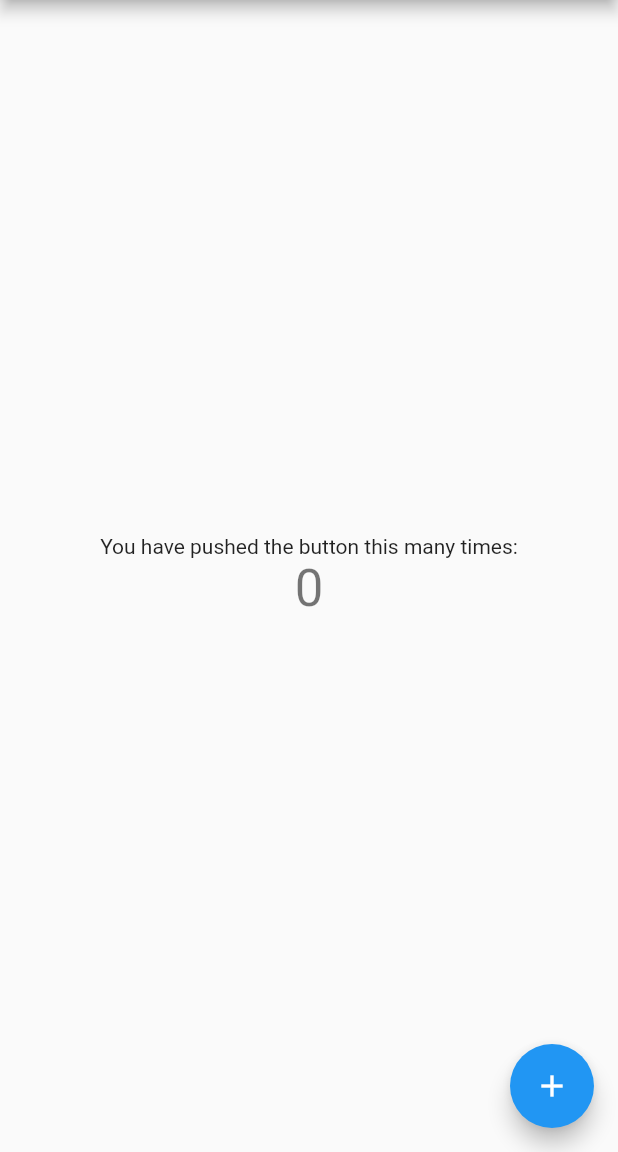
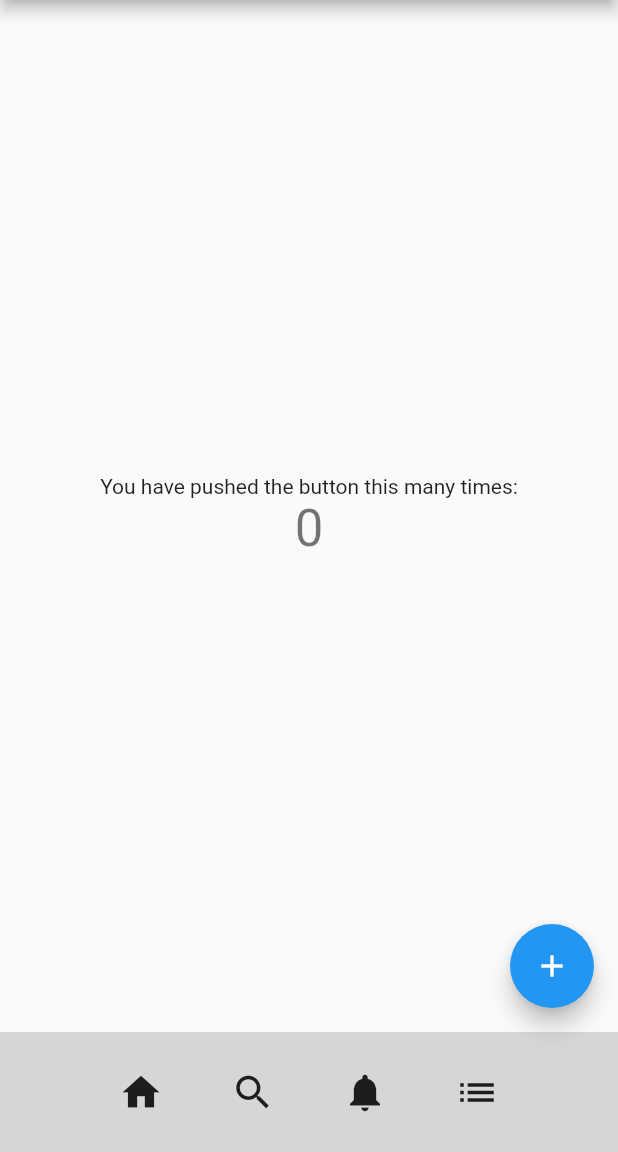
Before and after one commit to ChristOscar/template_application, a Flutter app: the screen it shows after launch, on a phone screen of 412 x 824 dp, the part 84-1236 px from its top. Run offline on Flutter 3.47's test engine with Material 2 defaults, Android fonts, the phone set to English and light mode, and no system bars.

Commit message:
Building inital homepage

```diff
--- a/lib/main.dart
+++ b/lib/main.dart
@@ -11,20 +11,7 @@ class MyApp extends StatelessWidget {
     return MaterialApp(
       title: 'Flutter Demo',
       theme: ThemeData(
-        // This is the theme of your application.
-        //
-        // Try running your application with "flutter run". You'll see the
-        // application has a blue toolbar. Then, without quitting the app, try
-        // changing the primarySwatch below to Colors.green and then invoke
-        // "hot reload" (press "r" in the console where you ran "flutter run",
-        // or simply save your changes to "hot reload" in a Flutter IDE).
-        // Notice that the counter didn't reset back to zero; the application
-        // is not restarted.
         primarySwatch: Colors.blue,
-        // This makes the visual density adapt to the platform that you run
-        // the app on. For desktop platforms, the controls will be smaller and
-        // closer together (more dense) than on mobile platforms.
-        visualDensity: VisualDensity.adaptivePlatformDensity,
       ),
       home: MyHomePage(title: 'Flutter Demo Home Page'),
     );
@@ -33,15 +20,6 @@ class MyApp extends StatelessWidget {
 
 class MyHomePage extends StatefulWidget {
   MyHomePage({Key key, this.title}) : super(key: key);
-
-  // This widget is the home page of your application. It is stateful, meaning
-  // that it has a State object (defined below) that contains fields that affect
-  // how it looks.
-
-  // This class is the configuration for the state. It holds the values (in this
-  // case the title) provided by the parent (in this case the App widget) and
-  // used by the build method of the State. Fields in a Widget subclass are
-  // always marked "final".
 
   final String title;
 
@@ -54,47 +32,40 @@ class _MyHomePageState extends State<MyHomePage> {
 
   void _incrementCounter() {
     setState(() {
-      // This call to setState tells the Flutter framework that something has
-      // changed in this State, which causes it to rerun the build method below
-      // so that the display can reflect the updated values. If we changed
-      // _counter without calling setState(), then the build method would not be
-      // called again, and so nothing would appear to happen.
       _counter++;
     });
   }
 
   @override
   Widget build(BuildContext context) {
-    // This method is rerun every time setState is called, for instance as done
-    // by the _incrementCounter method above.
-    //
-    // The Flutter framework has been optimized to make rerunning build methods
-    // fast, so that you can just rebuild anything that needs updating rather
-    // than having to individually change instances of widgets.
     return Scaffold(
       appBar: AppBar(
-        // Here we take the value from the MyHomePage object that was created by
-        // the App.build method, and use it to set our appbar title.
         title: Text(widget.title),
       ),
+      bottomNavigationBar: Container(
+        padding: EdgeInsets.symmetric(
+          horizontal: 70,
+          vertical: 10,
+        ),
+        height: 80,
+        color: Colors.grey[350],
+        child: Row(
+          mainAxisSize: MainAxisSize.max,
+          mainAxisAlignment: MainAxisAlignment.spaceBetween,
+          children: [
+            IconButton(iconSize: 30, icon: Icon(Icons.home), onPressed: () {}),
+            IconButton(
+                iconSize: 30, icon: Icon(Icons.search), onPressed: () {}),
+            IconButton(
+                iconSize: 30,
+                icon: Icon(Icons.notifications),
+                onPressed: () {}),
+            IconButton(iconSize: 30, icon: Icon(Icons.list), onPressed: () {}),
+          ],
+        ),
+      ),
       body: Center(
-        // Center is a layout widget. It takes a single child and positions it
-        // in the middle of the parent.
         child: Column(
-          // Column is also a layout widget. It takes a list of children and
-          // arranges them vertically. By default, it sizes itself to fit its
-          // children horizontally, and tries to be as tall as its parent.
-          //
-          // Invoke "debug painting" (press "p" in the console, choose the
-          // "Toggle Debug Paint" action from the Flutter Inspector in Android
-          // Studio, or the "Toggle Debug Paint" command in Visual Studio Code)
-          // to see the wireframe for each widget.
-          //
-          // Column has various properties to control how it sizes itself and
-          // how it positions its children. Here we use mainAxisAlignment to
-          // center the children vertically; the main axis here is the vertical
-          // axis because Columns are vertical (the cross axis would be
-          // horizontal).
           mainAxisAlignment: MainAxisAlignment.center,
           children: <Widget>[
             Text(
```
